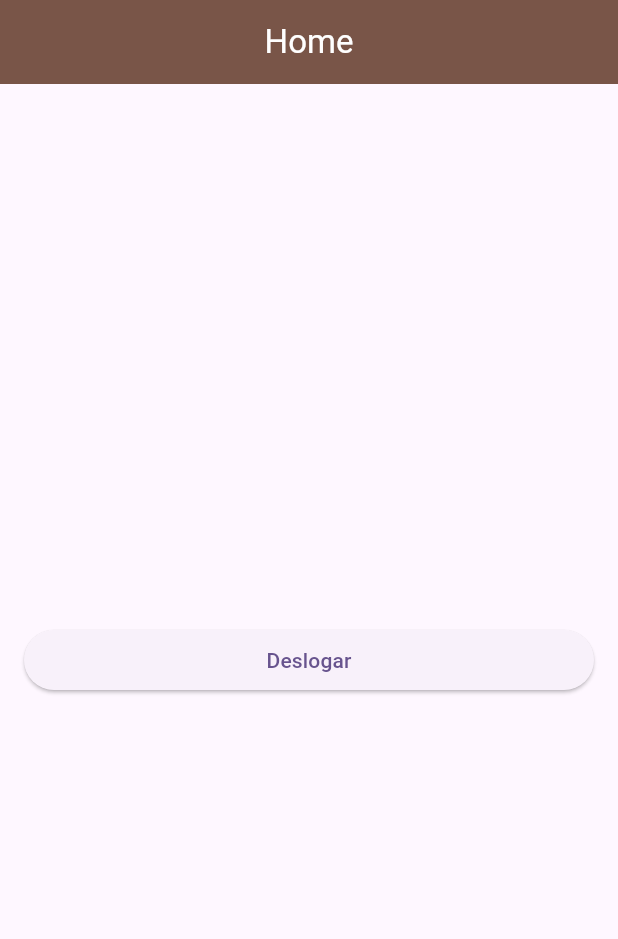
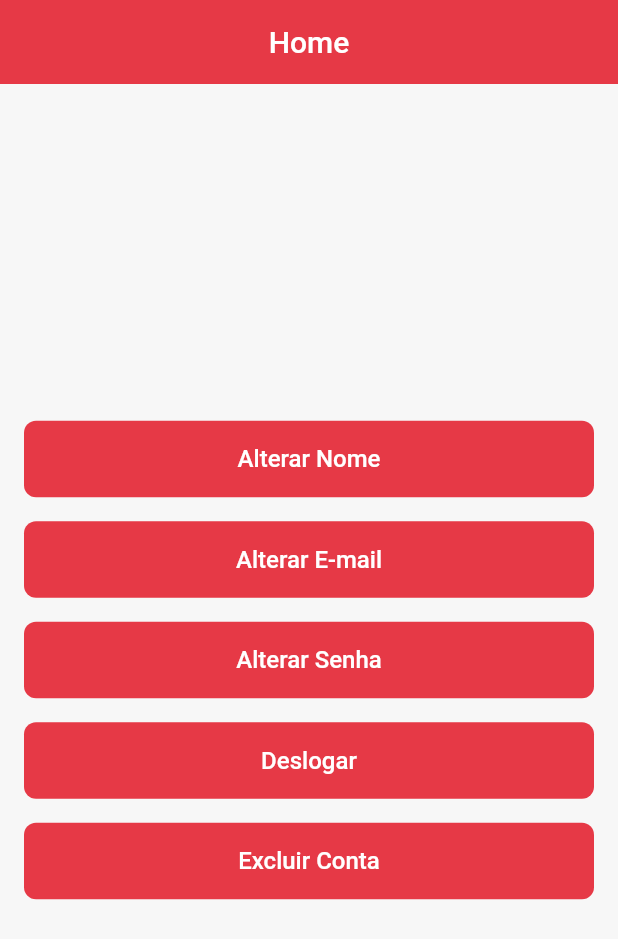
Before and after one commit to valdomiro22/gestao_usuario_flutter_riverpod, a Flutter app: the screen it shows once a user with an empty profile is signed in, on a phone screen of 412 x 824 dp. Shown: the top 939 px of the screen. Run offline on Flutter 3.47's test engine with Material 3 defaults, Android fonts, the phone set to English and light mode, and no system bars; our stand-ins replace cloud_firestore, dartz, equatable, firebase_auth, firebase_core, firebase_storage and 4 more; accounts and stored records are empty; generated files the repository leaves out were written again.

Commit message:
adicionado tema do app

```diff
--- /dev/null
+++ b/lib/core/theme/app_colors.dart
@@ -0,0 +1,26 @@
+import 'package:flutter/material.dart';
+
+class AppColors {
+  // Cores principais - Baseadas no logo e contraste
+  static const Color red900 = Color(0xFFE41E26);      // Vermelho do logo (Destaque principal)
+  static const Color primaryRed = Color(0xffe63946);      // Vermelho do logo (Destaque principal)
+  static const Color secondaryRed = Color(0xFFFF5659);  // Cinza médio para acentos sutis
+  static const Color secondaryAccent = Color(0xFF9E9E9E);  // Cinza médio para acentos sutis
+  static const Color primaryDarkText = Color(0xFF212121);   // Quase preto para texto principal
+  static const Color lightSurface = Color(0xFFFFFFFF);     // Branco puro para Cards/Superfície
+
+  // Neutras e de Base (Corpo do tema)
+  static const Color softBackground = Color(0xFFF7F7F7); // Cinza muito claro para o fundo da tela (Scaffold)
+  static const Color secondaryText = Color(0xFF616161);    // Cinza escuro para texto secundário
+  static const Color inputBorder = Color(0xFFC7C7C7);      // Cinza Claro do logo (Bordas de input)
+
+  // Demais cores
+  static const Color blueStrong = Color(0xff3559fa);
+  static const Color purple200 = Color(0xFF8400FF);
+  static const Color grey300 = Color(0xffc4c6ce);
+  static const Color grey700 = Color(0xff4c4f54);
+  static const Color yellow300 = Color(0xffffe7d0);
+  static const Color red600 = Color(0xffe63946);
+  static const Color yellow500 = Color(0xfff9a26c);
+
+}
--- /dev/null
+++ b/lib/core/theme/app_theme_light.dart
@@ -0,0 +1,269 @@
+/*
+import 'package:flutter/material.dart';
+
+class AppTheme {
+  // --- SUAS CORES (Extraídas da HomeScreen) ---
+
+  // Azul Escuro (Usado nos títulos do Card) - Passa confiança
+  static const Color _primary = Color(0xff223b7a);
+
+  // Azul Vibrante (Usado no Turno Selecionado) - Para ações principais
+  static const Color _secondary = Color(0xff3559fa);
+
+  // Cinza Inativo (Usado no Turno não selecionado)
+  static const Color _inactive = Color(0xffd2d6de);
+
+  // Cores de Status
+  static const Color statusSuccess = Color(0xFF22C55E); // Verde Produzido
+  static const Color statusPending = Color(0xFFEF4444); // Vermelho Pendente
+  static const Color statusScheduled = Color(0xFF2563EB); // Azul Programado
+
+  // Fundo (Um tom muito leve derivado do seu azul escuro para harmonia)
+  static const Color _background = Color(0xFFFCFCFC);
+  static const Color _surface = Colors.white;
+
+  static ThemeData get lightTheme {
+    return ThemeData(
+      useMaterial3: true,
+
+      // Esquema de Cores Baseado na sua Identidade
+      colorScheme: const ColorScheme(
+        brightness: Brightness.light,
+        primary: _primary,          // Azul Escuro
+        onPrimary: Colors.white,
+        secondary: _secondary,      // Azul Vibrante
+        onSecondary: Colors.white,
+        tertiary: _inactive,        // Cinza dos botões
+        onTertiary: Color(0xFF4B5563), // Cinza escuro para texto sobre cinza claro
+        error: statusPending,       // Vermelho
+        onError: Colors.white,
+        surface: _surface,
+        onSurface: _primary,        // Texto padrão na cor da marca
+        surfaceContainerLowest: _background,
+      ),
+
+      scaffoldBackgroundColor: _background,
+
+      // --- TIPOGRAFIA ---
+      // Usando seu Azul Escuro para títulos, conforme o código original
+      textTheme: const TextTheme(
+        displayLarge: TextStyle(color: _primary, fontWeight: FontWeight.bold),
+        headlineMedium: TextStyle(color: _primary, fontWeight: FontWeight.bold),
+        titleLarge: TextStyle(color: _primary, fontWeight: FontWeight.w700),
+
+        // BodyLarge para textos gerais
+        bodyLarge: TextStyle(color: _primary, fontSize: 16),
+        // BodyMedium para textos menores ou secundários
+        bodyMedium: TextStyle(color: Color(0xFF555555)),
+      ),
+
+      // --- APP BAR ---
+      appBarTheme: const AppBarTheme(
+        backgroundColor: _primary, // Azul Escuro (padrão corporativo)
+        foregroundColor: Colors.white,
+        centerTitle: true,
+        elevation: 0,
+        iconTheme: IconThemeData(color: Colors.white),
+      ),
+
+      // --- INPUTS ---
+      inputDecorationTheme: InputDecorationTheme(
+        filled: true,
+        fillColor: Colors.white,
+        contentPadding: const EdgeInsets.symmetric(horizontal: 16, vertical: 14),
+        hintStyle: const TextStyle(color: Colors.grey),
+        labelStyle: const TextStyle(color: _primary),
+
+        // Bordas arredondadas (Radius 12 fica moderno e próximo do seu Radius 5)
+        border: OutlineInputBorder(
+          borderRadius: BorderRadius.circular(8),
+          borderSide: const BorderSide(color: _inactive),
+        ),
+        enabledBorder: OutlineInputBorder(
+          borderRadius: BorderRadius.circular(8),
+          borderSide: const BorderSide(color: _inactive),
+        ),
+        focusedBorder: OutlineInputBorder(
+          borderRadius: BorderRadius.circular(8),
+          borderSide: const BorderSide(color: _secondary, width: 2),
+        ),
+      ),
+
+      // --- BOTÕES (ElevatedButton) ---
+      // Reflete o estilo do seu botão "Turno Selecionado"
+      elevatedButtonTheme: ElevatedButtonThemeData(
+        style: ElevatedButton.styleFrom(
+          backgroundColor: _secondary, // Azul Vibrante
+          foregroundColor: Colors.white,
+          elevation: 0, // Flat (como no seu código)
+          padding: const EdgeInsets.symmetric(vertical: 12, horizontal: 16),
+          shape: RoundedRectangleBorder(borderRadius: BorderRadius.circular(8)),
+          textStyle: const TextStyle(fontWeight: FontWeight.bold),
+        ),
+      ),
+
+      // --- CARDS ---
+      // Baseado no seu: Card(elevation: 0.4, shape: ... radius 5)
+      cardTheme: CardThemeData(
+        color: Colors.white,
+        surfaceTintColor: Colors.white,
+        elevation: 1, // Um pouco mais visível que 0.4, mas sutil
+        shadowColor: Colors.black.withOpacity(0.1),
+        margin: const EdgeInsets.symmetric(vertical: 6),
+        shape: RoundedRectangleBorder(
+          borderRadius: BorderRadius.circular(8), // Um pouco mais suave que 5
+          side: BorderSide(color: Colors.grey.shade100), // Borda sutil
+        ),
+      ),
+
+      // --- FLOATING ACTION BUTTON ---
+      floatingActionButtonTheme: FloatingActionButtonThemeData(
+        backgroundColor: _secondary,
+        foregroundColor: Colors.white,
+        shape: RoundedRectangleBorder(borderRadius: BorderRadius.circular(16)),
+      ),
+
+      // --- POPUP MENU ---
+      popupMenuTheme: PopupMenuThemeData(
+        color: Colors.white,
+        surfaceTintColor: Colors.white,
+        shape: RoundedRectangleBorder(borderRadius: BorderRadius.circular(8)),
+        textStyle: const TextStyle(color: _primary),
+      ),
+    );
+  }
+}*/
+
+
+import 'package:flutter/material.dart';
+
+import 'app_colors.dart';
+
+class AppTheme {
+  // Tema Claro Completo – Material 3 OTIMIZADO (Alto Contraste)
+  static ThemeData get lightTheme => ThemeData(
+    useMaterial3: true,
+    fontFamily: 'Roboto',
+    colorScheme: const ColorScheme.light(
+      // Cores principais
+      primary: AppColors.primaryRed,           // Destaque principal
+      onPrimary: Colors.white,
+      secondary: AppColors.secondaryAccent,    // Acentos em cinza
+      onSecondary: Colors.white,
+      surface: AppColors.lightSurface,         // Cards
+      onSurface: AppColors.primaryDarkText,    // Texto principal
+      background: AppColors.softBackground,    // Fundo da tela
+      onBackground: AppColors.primaryDarkText,
+      error: Colors.redAccent,
+    ),
+
+    scaffoldBackgroundColor: AppColors.softBackground,
+
+    // Configuração da AppBar (Sem alteração, funciona bem)
+    appBarTheme: const AppBarTheme(
+      backgroundColor: AppColors.primaryRed,
+      foregroundColor: Colors.white,
+      elevation: 0,
+      centerTitle: true,
+      titleTextStyle: TextStyle(
+        color: Colors.white,
+        fontSize: 20,
+        fontWeight: FontWeight.w500,
+      ),
+    ),
+
+    // Configuração dos Cards
+    cardTheme: CardThemeData(
+      color: AppColors.lightSurface, // Branco puro em fundo cinza claro para destaque
+      elevation: 1,
+      shape: RoundedRectangleBorder(
+        borderRadius: BorderRadius.circular(8),
+        side: const BorderSide(color: AppColors.inputBorder, width: 0.4), // Borda sutil
+      ),
+    ),
+
+    // Configuração dos Botões Elevados (Sem alteração, o vermelho é o foco)
+    elevatedButtonTheme: ElevatedButtonThemeData(
+      style: ElevatedButton.styleFrom(
+        backgroundColor: AppColors.primaryRed,
+        foregroundColor: Colors.white,
+        elevation: 0,
+        shape: RoundedRectangleBorder(
+          borderRadius: BorderRadius.circular(8),
+        ),
+        padding: const EdgeInsets.symmetric(vertical: 16, horizontal: 24),
+        textStyle: const TextStyle(fontWeight: FontWeight.w500, fontSize: 16),
+      ),
+    ),
+
+    // Configuração dos Botões de Texto
+    textButtonTheme: TextButtonThemeData(
+      style: TextButton.styleFrom(
+        foregroundColor: AppColors.primaryRed,
+        textStyle: const TextStyle(fontWeight: FontWeight.w500),
+      ),
+    ),
+
+    // Configuração da Tipografia (Melhor Contraste)
+    textTheme: TextTheme(
+      // displayLarge e headlineMedium agora usam AppColors.primaryDarkText
+      displayLarge: TextStyle(
+        fontWeight: FontWeight.bold,
+        color: AppColors.primaryDarkText,
+        fontSize: 32,
+      ),
+      headlineMedium: TextStyle(
+        fontWeight: FontWeight.w600,
+        color: AppColors.primaryDarkText,
+        fontSize: 24,
+      ),
+      bodyLarge: TextStyle(color: AppColors.primaryDarkText, fontSize: 16), // Principal texto (escuro)
+      bodyMedium: TextStyle(color: AppColors.secondaryText, fontSize: 14), // Texto secundário (cinza)
+      labelLarge: const TextStyle(color: Colors.white, fontWeight: FontWeight.w500),
+    ),
+
+    // Configuração dos Campos de Input (Text Fields)
+    inputDecorationTheme: InputDecorationTheme(
+      filled: true,
+      fillColor: AppColors.lightSurface, // Fundo branco dentro do campo
+      border: OutlineInputBorder(
+        borderRadius: BorderRadius.circular(8),
+        borderSide: const BorderSide(color: AppColors.inputBorder, width: 1.0),
+      ),
+      enabledBorder: OutlineInputBorder(
+        borderRadius: BorderRadius.circular(8),
+        borderSide: const BorderSide(color: AppColors.inputBorder, width: 1.0), // Borda cinza claro
+      ),
+      focusedBorder: OutlineInputBorder(
+        borderRadius: BorderRadius.circular(8),
+        borderSide: const BorderSide(color: AppColors.primaryRed, width: 2.0), // Foco com borda vermelha
+      ),
+      errorBorder: OutlineInputBorder(
+        borderRadius: BorderRadius.circular(8),
+        borderSide: const BorderSide(color: Colors.redAccent, width: 1.5),
+      ),
+      labelStyle: const TextStyle(color: AppColors.secondaryText),
+      hintStyle: const TextStyle(color: AppColors.secondaryText),
+      contentPadding: const EdgeInsets.symmetric(horizontal: 16, vertical: 14),
+    ),
+  );
+
+  // O Tema Escuro precisaria ser revisado para ter o mesmo alto contraste,
+  // mas o padrão de cores principais (vermelho, cinzas) continua válido.
+  static ThemeData get darkTheme => ThemeData(
+    // ... (Manter lógica do dark mode anterior com AppColors.primaryRed e cores escuras)
+    useMaterial3: true,
+    fontFamily: 'Roboto',
+    colorScheme: const ColorScheme.dark(
+      primary: AppColors.primaryRed,
+      onPrimary: Colors.white,
+      secondary: AppColors.inputBorder, // Cinza claro como acento
+      onSecondary: Colors.black,
+      surface: Color(0xFF263238),
+      onSurface: Colors.white,
+      background: Color(0xFF1E272C),
+      onBackground: Colors.white,
+    ),
+    scaffoldBackgroundColor: const Color(0xFF1E272C),
+  );
+}
--- a/lib/home_screen.dart
+++ b/lib/home_screen.dart
@@ -18,12 +18,8 @@ class _HomeScreenState extends ConsumerState<HomeScreen> {
     return Scaffold(
       appBar: AppBar(
         title: Center(
-          child: Text(
-            'Home',
-            style: TextStyle(color: Colors.white),
-          ),
+          child: Text('Home'),
         ),
-        backgroundColor: Colors.brown,
       ),
       body: Container(
         padding: EdgeInsets.all(16),
@@ -31,12 +27,38 @@ class _HomeScreenState extends ConsumerState<HomeScreen> {
           mainAxisAlignment: MainAxisAlignment.center,
           crossAxisAlignment: CrossAxisAlignment.stretch,
           children: [
-            CustomButtomWidget(texto: 'Deslogar', clique: () {
-              deslogarNotifier.deslogar();
-            },)
+            CustomButtomWidget(
+              texto: 'Alterar Nome',
+              clique: () {},
+            ),
+            const SizedBox(height: 16),
+
+            CustomButtomWidget(
+              texto: 'Alterar E-mail',
+              clique: () {},
+            ),
+            const SizedBox(height: 16),
+
+            CustomButtomWidget(
+              texto: 'Alterar Senha',
+              clique: () {},
+            ),
+            const SizedBox(height: 16),
+
+            CustomButtomWidget(
+              texto: 'Deslogar',
+              clique: () => deslogarNotifier.deslogar(),
+            ),
+            const SizedBox(height: 16),
+
+            CustomButtomWidget(
+              texto: 'Excluir Conta',
+              clique: () {},
+            ),
+
           ],
         ),
-      )
+      ),
     );
   }
 }
--- a/lib/main.dart
+++ b/lib/main.dart
@@ -1,3 +1,4 @@
+import 'package:feature_autentication/core/theme/app_theme_light.dart';
 import 'package:feature_autentication/navigate/app_navigate.dart';
 import 'package:flutter/material.dart';
 import 'package:flutter_riverpod/flutter_riverpod.dart';
@@ -23,9 +24,7 @@ class MyApp extends ConsumerWidget {
     return MaterialApp.router(
       title: 'Flutter Demo',
       routerConfig: router,
-      theme: ThemeData(
-        colorScheme: .fromSeed(seedColor: Colors.deepPurple),
-      ),
+      theme: AppTheme.lightTheme,
       // home: const CadastroScreen(),
       debugShowCheckedModeBanner: false,
     );
--- a/lib/presentation/screens/recuperarsenha/recuperar_senha_screen.dart
+++ b/lib/presentation/screens/recuperarsenha/recuperar_senha_screen.dart
@@ -6,8 +6,8 @@ import 'package:flutter/material.dart';
 import 'package:flutter_riverpod/flutter_riverpod.dart';
 import 'package:go_router/go_router.dart';
 
-import '../../../core/common/constants/app_dimens.dart';
-import '../../../core/common/constants/app_strings.dart';
+import '../../../core/constants/app_dimens.dart';
+import '../../../core/constants/app_strings.dart';
 
 class RecuperarSenhaScreen extends ConsumerStatefulWidget {
   const RecuperarSenhaScreen({super.key});
```
Also changed, not shown: lib/core/theme/app_theme_dark.dart (added, +25 -0 lines), lib/core/constants/app_dimens.dart (renamed from lib/core/common/constants/app_dimens.dart), lib/core/constants/app_strings.dart (renamed from lib/core/common/constants/app_strings.dart).
